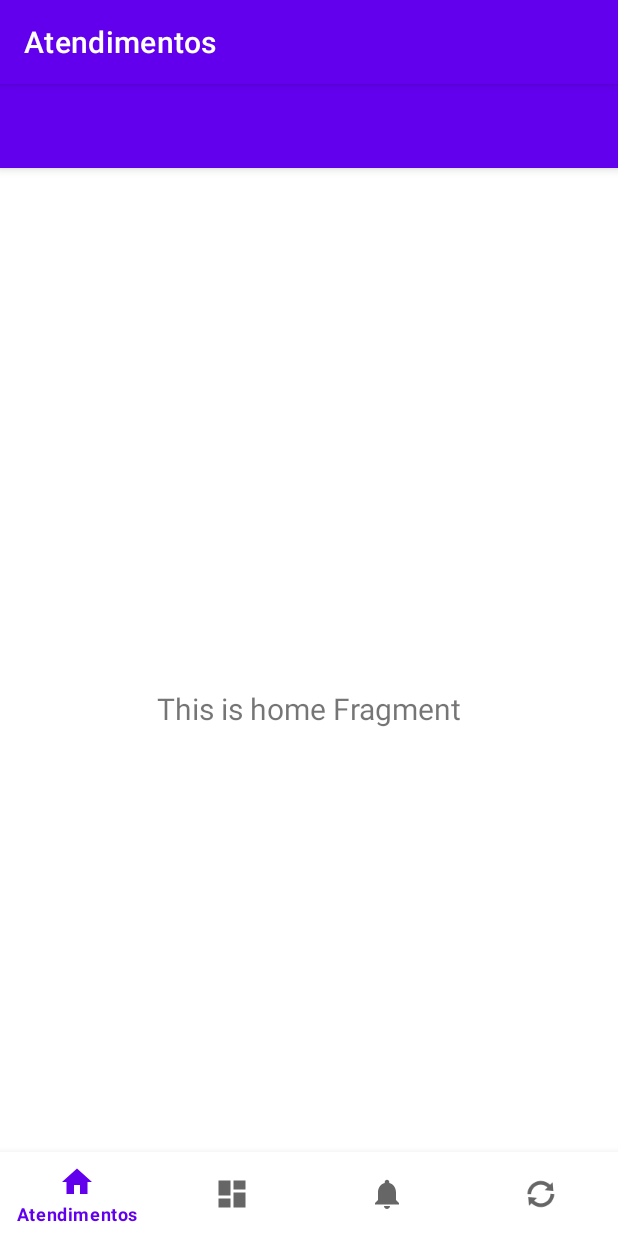
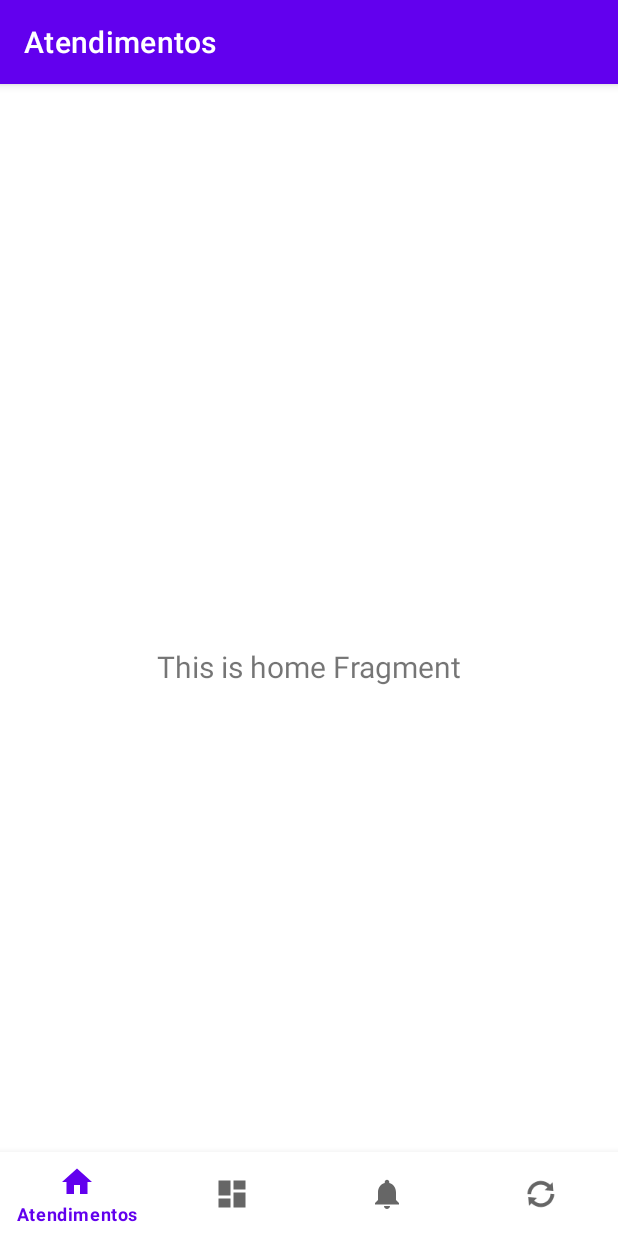
Before and after one commit to elderws/edialoga, an Android app: the screen it shows after launch (MainActivity), on a phone screen of 412 x 824 dp. Run offline under Robolectric (Android 15) with nearby library versions, the phone set to English and light mode, and no system bars; our stand-ins replace navigation-ui.

```diff
--- a/app/src/main/AndroidManifest.xml
+++ b/app/src/main/AndroidManifest.xml
@@ -14,8 +14,7 @@
         tools:targetApi="31">
         <activity
             android:name=".MainActivity"
-            android:exported="true"
-            android:label="@string/app_name">
+            android:exported="true">
             <intent-filter>
                 <action android:name="android.intent.action.MAIN" />
 
--- a/app/src/main/java/com/overclock/edialoga/MainActivity.kt
+++ b/app/src/main/java/com/overclock/edialoga/MainActivity.kt
@@ -1,34 +1,31 @@
 package com.overclock.edialoga
 
 import android.os.Bundle
-import com.google.android.material.bottomnavigation.BottomNavigationView
 import androidx.appcompat.app.AppCompatActivity
-import androidx.navigation.findNavController
+import androidx.navigation.NavController
+import androidx.navigation.fragment.NavHostFragment
 import androidx.navigation.ui.AppBarConfiguration
 import androidx.navigation.ui.setupActionBarWithNavController
 import androidx.navigation.ui.setupWithNavController
-import com.overclock.edialoga.databinding.ActivityMainBinding
+import com.google.android.material.bottomnavigation.BottomNavigationView
 
 class MainActivity : AppCompatActivity() {
 
-    private lateinit var binding: ActivityMainBinding
+    private lateinit var navController: NavController
 
     override fun onCreate(savedInstanceState: Bundle?) {
         super.onCreate(savedInstanceState)
+        setContentView(R.layout.activity_main)
 
-        binding = ActivityMainBinding.inflate(layoutInflater)
-        setContentView(binding.root)
+        val toolbar: androidx.appcompat.widget.Toolbar = findViewById(R.id.toolbar)
+        setSupportActionBar(toolbar)
 
-        val navView: BottomNavigationView = binding.navView
+        val navView: BottomNavigationView = findViewById(R.id.nav_view)
+        val navHostFragment = supportFragmentManager.findFragmentById(R.id.nav_host_fragment_activity_main) as NavHostFragment
+        navController = navHostFragment.navController
 
-        val navController = findNavController(R.id.nav_host_fragment_activity_main)
-        // Passing each menu ID as a set of Ids because each
-        // menu should be considered as top level destinations.
-        val appBarConfiguration = AppBarConfiguration(
-            setOf(
-                R.id.navigation_home, R.id.navigation_dashboard, R.id.navigation_notifications
-            )
-        )
+        val appBarConfiguration = AppBarConfiguration(setOf(
+            R.id.navigation_home, R.id.navigation_dashboard, R.id.navigation_notifications))
         setupActionBarWithNavController(navController, appBarConfiguration)
         navView.setupWithNavController(navController)
     }
--- a/app/src/main/res/values-night/themes.xml
+++ /dev/null
@@ -1,16 +0,0 @@
-<resources xmlns:tools="http://schemas.android.com/tools">
-    <!-- Base application theme. -->
-    <style name="Theme.Edialoga" parent="Theme.MaterialComponents.DayNight.DarkActionBar">
-        <!-- Primary brand color. -->
-        <item name="colorPrimary">@color/purple_200</item>
-        <item name="colorPrimaryVariant">@color/purple_700</item>
-        <item name="colorOnPrimary">@color/black</item>
-        <!-- Secondary brand color. -->
-        <item name="colorSecondary">@color/teal_200</item>
-        <item name="colorSecondaryVariant">@color/teal_200</item>
-        <item name="colorOnSecondary">@color/black</item>
-        <!-- Status bar color. -->
-        <item name="android:statusBarColor">?attr/colorPrimaryVariant</item>
-        <!-- Customize your theme here. -->
-    </style>
-</resources>
--- a/app/src/main/res/values/themes.xml
+++ b/app/src/main/res/values/themes.xml
@@ -11,6 +11,8 @@
         <item name="colorOnSecondary">@color/black</item>
         <!-- Status bar color. -->
         <item name="android:statusBarColor">?attr/colorPrimaryVariant</item>
-        <!-- Customize your theme here. -->
+        <!-- Disable windowActionBar to use Toolbar instead -->
+        <item name="windowActionBar">false</item>
+        <item name="windowNoTitle">true</item>
     </style>
 </resources>
```
